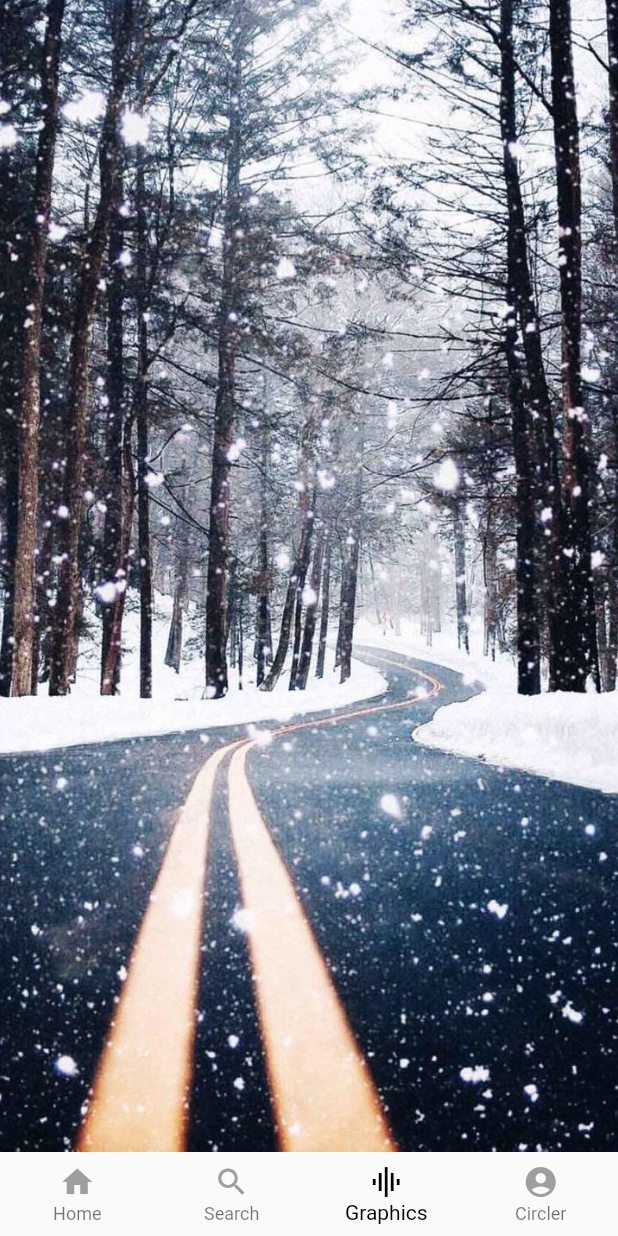
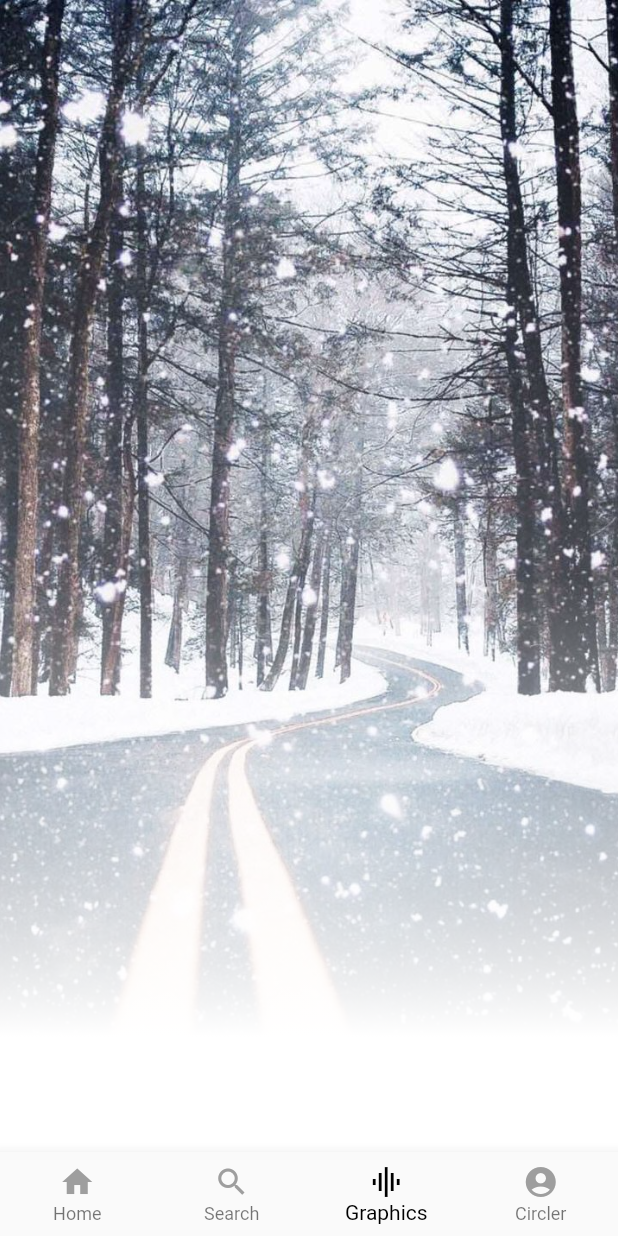
Before and after one commit to 1166544/flutter_travel, a Flutter app: the screen it shows after launch, on a phone screen of 412 x 824 dp. Run offline on Flutter 3.47's test engine with Material 2 defaults, Android fonts, the light colour scheme and no system bars; project files that could hold a hidden picture were left out.

Commit message:
feat: add LinearGradient

```diff
--- a/lib/pages/PageGraphics.dart
+++ b/lib/pages/PageGraphics.dart
@@ -18,8 +18,23 @@ class _PageGraphicsState extends State<PageGraphics> {
 			decoration: BoxDecoration(
 				image: DecorationImage(
 					image: AssetImage('assets/road.jpg'),
-					fit: BoxFit.cover
-				)
+					fit: BoxFit.cover,
+				),
+			),
+			child: Container(
+				decoration: BoxDecoration(
+					 gradient: LinearGradient(
+					begin: Alignment.topCenter,
+					end: Alignment.bottomCenter,
+					stops: [0.0, 0.5, 0.75, 0.9],
+					colors: [
+						Colors.white.withOpacity(0.0),
+						Colors.white.withOpacity(0.25),
+						Colors.white.withOpacity(0.75),
+						Colors.white,
+					],
+					)
+				),
 			),
 		),
 	);
```
